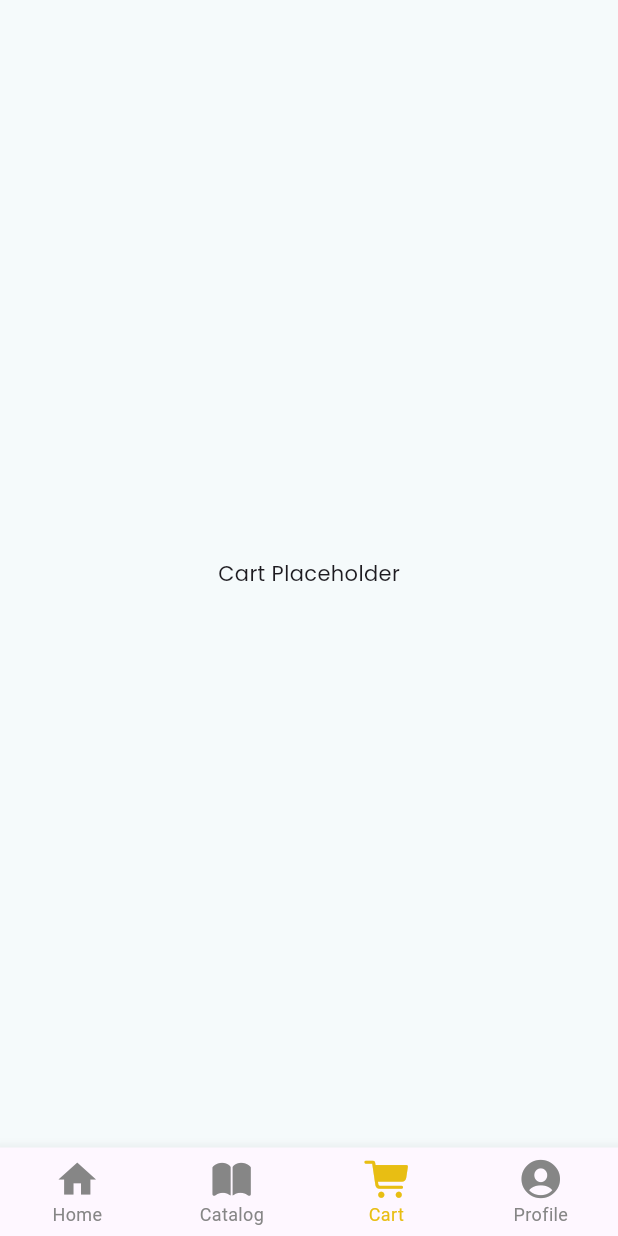
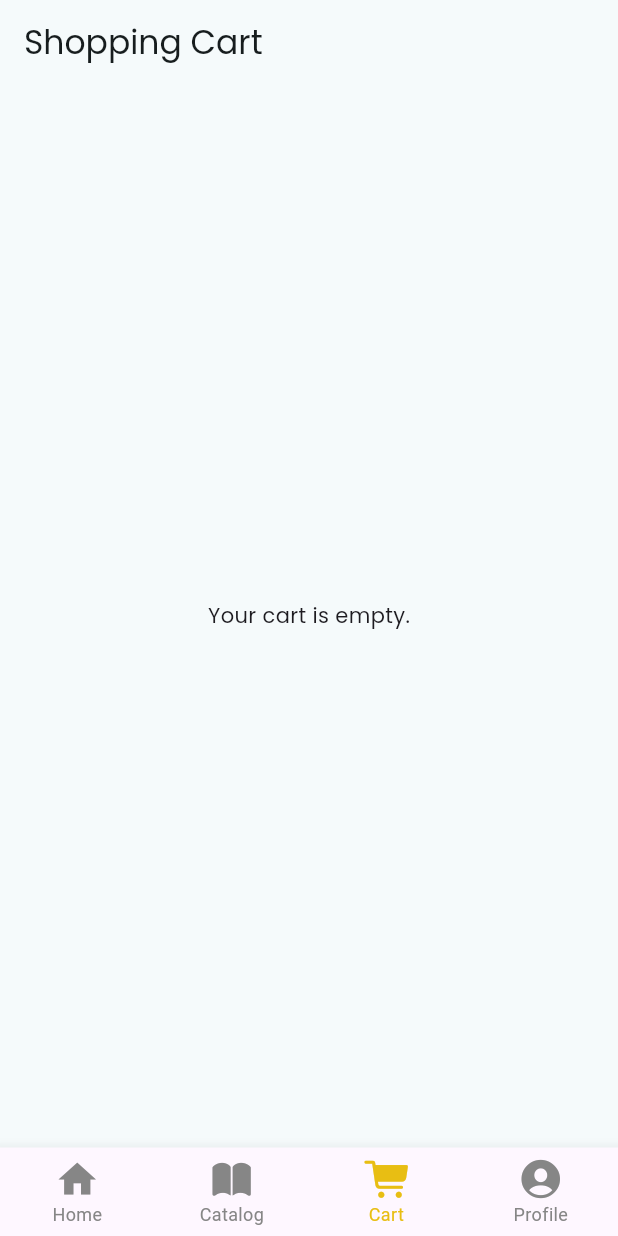
Before and after one commit to czarbasanal/flutter_petshop_app, a Flutter app: the screen it shows after launch, item 3 of the bottom bar chosen, on a phone screen of 412 x 824 dp. Run offline on Flutter 3.47's test engine with Material 3 defaults, Android fonts, the light colour scheme and no system bars; our stand-ins replace google_fonts.

Commit message:
added provider

```diff
--- /dev/null
+++ b/lib/screens/cart_page.dart
@@ -0,0 +1,89 @@
+import 'package:flutter/cupertino.dart';
+import 'package:flutter/material.dart';
+import 'package:provider/provider.dart';
+
+import '../models/cart.dart';
+
+class CartPage extends StatelessWidget {
+  const CartPage({super.key});
+
+  @override
+  Widget build(BuildContext context) {
+    return Scaffold(
+      appBar: AppBar(
+        title: const Text('Shopping Cart'),
+      ),
+      body: Consumer<Cart>(
+        builder: (context, cart, child) {
+          if (cart.items.isEmpty) {
+            return const Center(
+              child: Text('Your cart is empty.'),
+            );
+          }
+          return Column(
+            children: [
+              Expanded(
+                child: ListView.builder(
+                  itemCount: cart.items.length,
+                  itemBuilder: (context, index) {
+                    final cartItem = cart.items[index];
+                    return ListTile(
+                      leading: Image.asset(cartItem.pet.image,
+                          fit: BoxFit.cover, width: 50, height: 50),
+                      title: Text(cartItem.pet.name),
+                      subtitle: Text(
+                          '\$${cartItem.pet.price.toStringAsFixed(0)} • ${cartItem.pet.location}'),
+                      isThreeLine: true,
+                      trailing: Row(
+                        mainAxisSize: MainAxisSize.min,
+                        children: [
+                          Text('Qty: ${cartItem.quantity}'),
+                          IconButton(
+                            icon: const Icon(
+                              CupertinoIcons.minus_circled,
+                              size: 28,
+                            ),
+                            onPressed: () {
+                              cart.remove(cartItem.pet);
+                            },
+                          ),
+                          IconButton(
+                              icon: const Icon(
+                                CupertinoIcons.add_circled,
+                                size: 28,
+                              ),
+                              onPressed: () {
+                                cart.add(cartItem.pet);
+                              })
+                        ],
+                      ),
+                    );
+                  },
+                ),
+              ),
+              Padding(
+                padding: const EdgeInsets.all(16.0),
+                child: Row(
+                  mainAxisAlignment: MainAxisAlignment.spaceBetween,
+                  children: [
+                    Text(
+                      'Total: \$${cart.totalPrice.toStringAsFixed(2)}',
+                      style:
+                          TextStyle(fontSize: 20, fontWeight: FontWeight.bold),
+                    ),
+                    ElevatedButton(
+                      onPressed: () {
+                        // Handle checkout
+                      },
+                      child: Text('Checkout'),
+                    ),
+                  ],
+                ),
+              ),
+            ],
+          );
+        },
+      ),
+    );
+  }
+}
--- a/lib/screens/catalog_details.dart
+++ b/lib/screens/catalog_details.dart
@@ -1,6 +1,8 @@
 import 'package:flutter/cupertino.dart';
 import 'package:flutter/material.dart';
 import 'package:flutter_petshop_app/app_styles.dart';
+import 'package:provider/provider.dart';
+import '../models/cart.dart';
 import '../models/pet.dart';
 
 class CatalogDetails extends StatelessWidget {
@@ -76,7 +78,15 @@ class CatalogDetails extends StatelessWidget {
                 ),
                 ElevatedButton.icon(
                   onPressed: () {
-                    // Handle button press
+                    var cart = Provider.of<Cart>(context, listen: false);
+                    cart.add(pet);
+
+                    ScaffoldMessenger.of(context).showSnackBar(
+                      SnackBar(
+                        content: Text('${pet.name} added to cart!'),
+                        duration: const Duration(seconds: 2),
+                      ),
+                    );
                   },
                   icon: const Icon(
                     CupertinoIcons.cart_badge_plus,
--- a/lib/screens/home_page.dart
+++ b/lib/screens/home_page.dart
@@ -1,5 +1,6 @@
 import 'package:flutter/cupertino.dart';
 import 'package:flutter/material.dart';
+import 'package:flutter_petshop_app/screens/cart_page.dart';
 import 'package:flutter_petshop_app/screens/catalog_page.dart';
 import '../app_styles.dart';
 
@@ -16,7 +17,7 @@ class HomePageState extends State<HomePage> {
   static const List<Widget> widgetOptions = <Widget>[
     HomePageContent(),
     CatalogPage(),
-    Text('Cart Placeholder'),
+    CartPage(),
     Text('Profile Placeholder'),
   ];
 
--- a/pubspec.yaml
+++ b/pubspec.yaml
@@ -33,6 +33,7 @@ dependencies:
 
   cupertino_icons: ^1.0.2
   google_fonts: ^6.1.0
+  provider: ^6.1.1
 
 dev_dependencies:
   flutter_test:
```
Also changed, not shown: lib/main.dart (+8 -1 lines), lib/models/cart.dart (added, +64 -0 lines), lib/screens/catalog_page.dart (+26 -2 lines), pubspec.lock.
